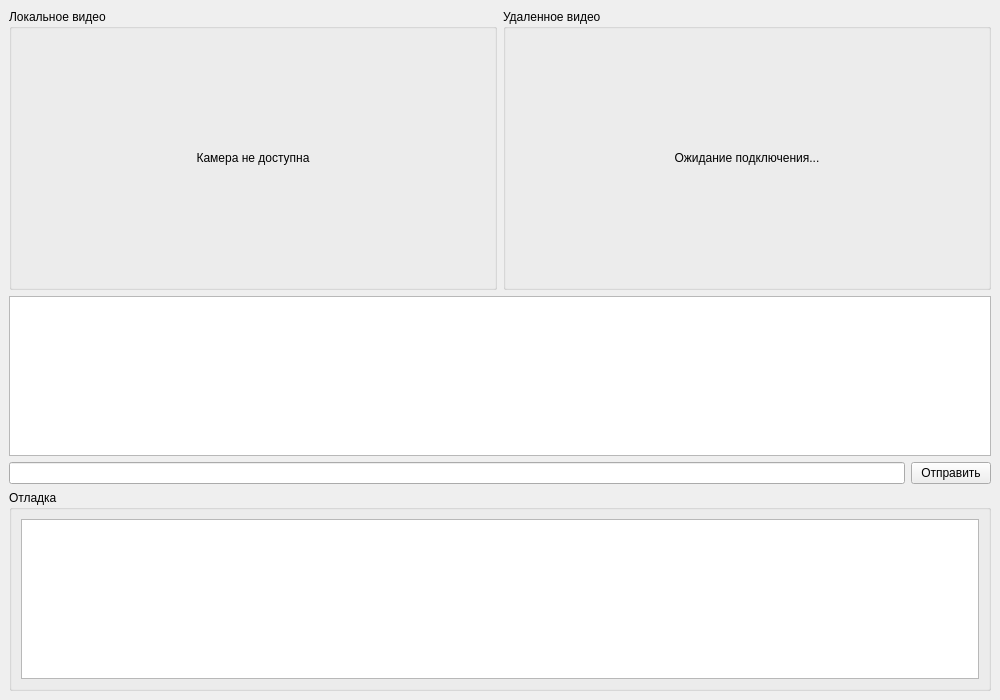
Before: the Qt Designer form chatwindow.ui in EpNKM/VladioChad, drawn with Qt 5.
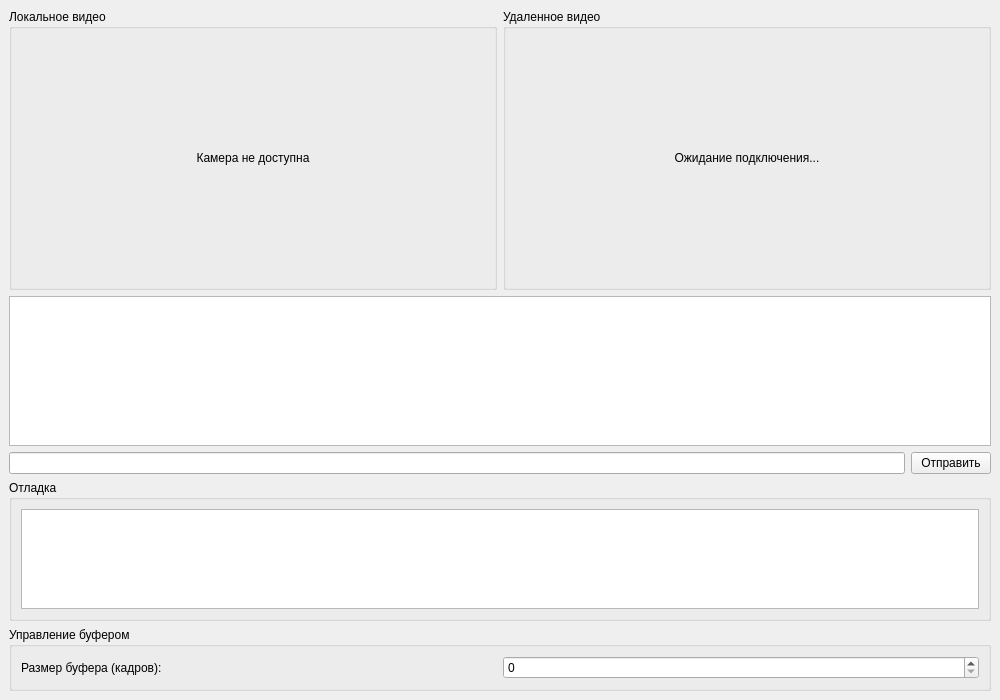
After: the same form once the commit is applied.

Patch:
```diff
--- a/chatwindow.ui
+++ b/chatwindow.ui
@@ -119,6 +119,25 @@
       </layout>
      </widget>
     </item>
+    <item>
+      <widget class="QGroupBox" name="groupBox_4">
+        <property name="title">
+          <string>Управление буфером</string>
+        </property>
+        <layout class="QHBoxLayout" name="horizontalLayout_4">
+          <item>
+            <widget class="QLabel" name="label">
+              <property name="text">
+                <string>Размер буфера (кадров):</string>
+              </property>
+            </widget>
+          </item>
+          <item>
+            <widget class="QSpinBox" name="bufferSizeSpinBox"/>
+          </item>
+        </layout>
+      </widget>
+    </item>
    </layout>
   </widget>
  </widget>
```
